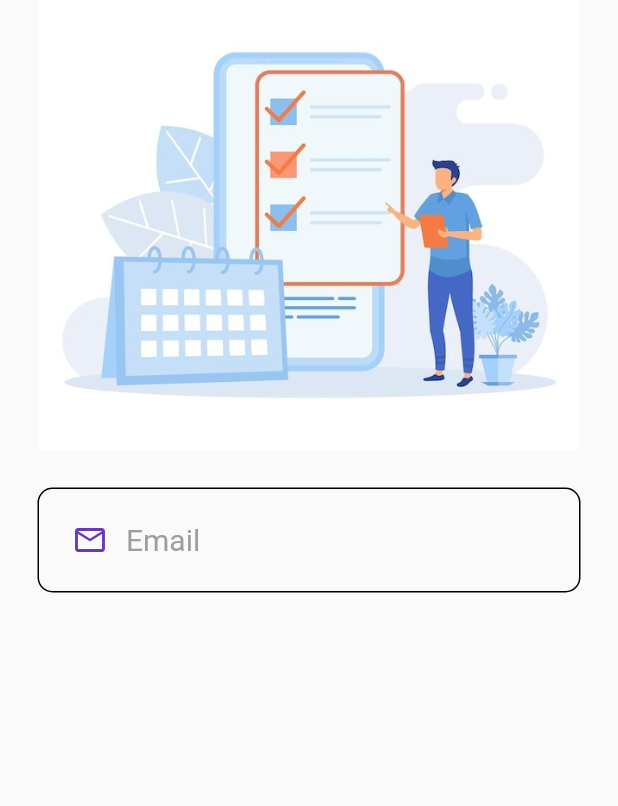
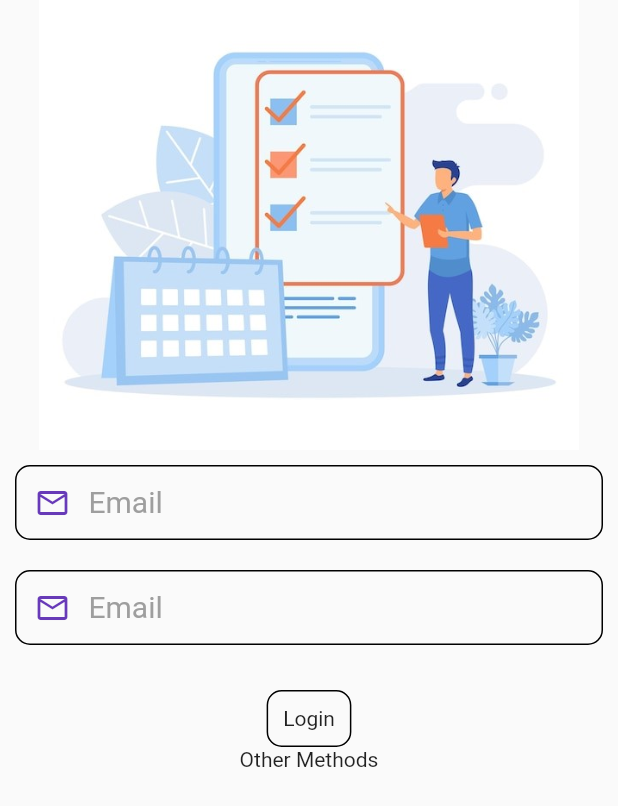
Before and after one commit to jonmersha/sa, a Flutter app: the LoginPage screen opened directly, on a phone screen of 412 x 824 dp. Shown: the top 806 px of the screen. Run offline on Flutter 3.47's test engine with Material 2 defaults, Android fonts, the phone set to English and light mode, and no system bars; our stand-ins replace carousel_slider.

Commit message:
3rd commit

```diff
--- a/lib/apps/todo/presentation/pages/login_page.dart
+++ b/lib/apps/todo/presentation/pages/login_page.dart
@@ -18,9 +18,33 @@ class LoginPage extends StatelessWidget {
         child: Column(
           children: [
             Padding(
-              padding: const EdgeInsets.all(25.0),
+              padding: const EdgeInsets.all(10.0),
               child: CustomTextField(emailController: _emailController),
-            )
+            ),
+             Padding(
+              padding: const EdgeInsets.all(10.0),
+              child: CustomTextField(emailController: _emailController),
+            ),
+            SizedBox(height: 20,)
+            ,
+
+            GestureDetector
+            (
+              onTap: () => {
+                print('Login Clicked'),
+              },
+              child: Container(
+                padding: const EdgeInsets.all(10),
+                decoration: BoxDecoration(
+                  border: Border.all(width: 1),
+                  borderRadius: BorderRadius.circular(10)
+                  ),
+                child: Text('Login'),
+
+              ),
+            ),
+            Text('Other Methods'),
+
           ],
         ),
       ),
--- a/lib/apps/todo/presentation/widgets/custom_text_field.dart
+++ b/lib/apps/todo/presentation/widgets/custom_text_field.dart
@@ -11,7 +11,7 @@ class CustomTextField extends StatelessWidget {
   @override
   Widget build(BuildContext context) {
     return Container(
-      padding: const EdgeInsets.all(10),
+      //padding: const EdgeInsets.all(10),
       decoration: BoxDecoration(
         borderRadius: BorderRadius.circular(10),
         border: Border.all(
```
